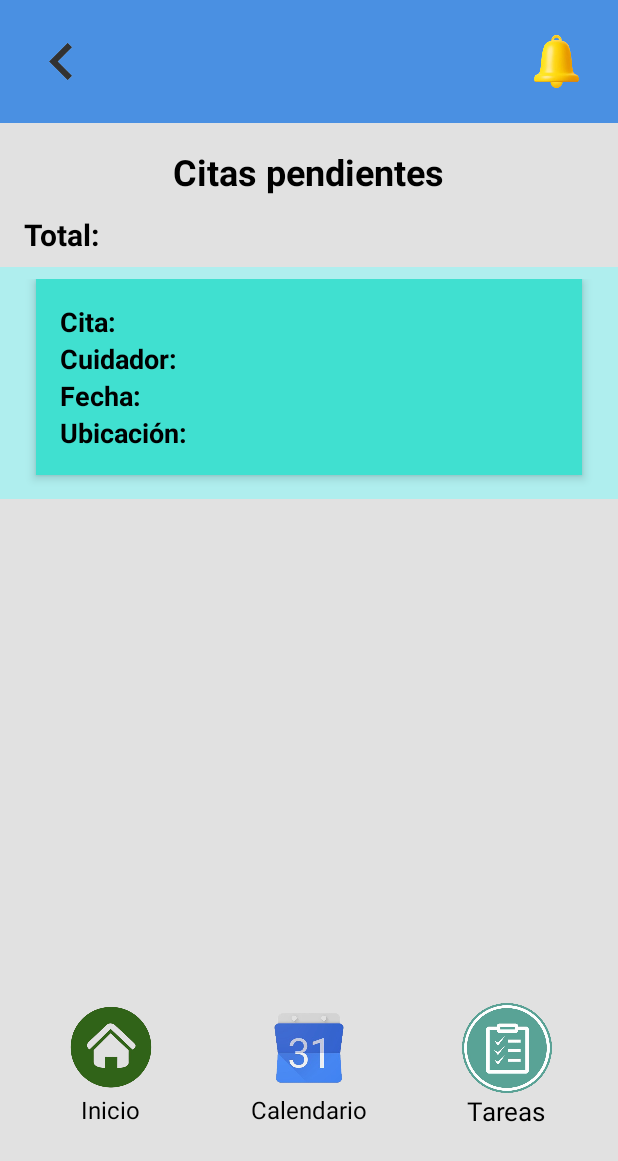
After one commit to Aperlop2/APPGestor_CAPSA, an Android app: the layout citas_pendientes.xml on its own in the app's theme, with its tools: preview values and no code run, on a phone screen of 412 x 824 dp. The commit adds this screen. Shown: the top 1161 px of the screen. Run offline under Robolectric (Android 15) with nearby library versions, the phone set to English and light mode, and no system bars.

Commit message:
Avance del diseño citas pendientes

```diff
--- /dev/null
+++ b/app/src/main/res/layout/citas_pendientes.xml
@@ -0,0 +1,203 @@
+<RelativeLayout xmlns:android="http://schemas.android.com/apk/res/android"
+    xmlns:tools="http://schemas.android.com/tools"
+    android:layout_width="match_parent"
+    android:layout_height="match_parent"
+    android:background="#E1E1E1">
+
+    <LinearLayout
+        android:id="@+id/header"
+        android:layout_width="match_parent"
+        android:layout_height="wrap_content"
+        android:background="#4A90E2"
+        android:orientation="horizontal"
+        android:padding="16dp">
+
+        <ImageButton
+            android:id="@+id/btn_back"
+            android:layout_width="50dp"
+            android:layout_height="50dp"
+            android:background="@drawable/regresar"
+            android:contentDescription="@string/regresar"
+            tools:ignore="ImageContrastCheck,TouchTargetSizeCheck" />
+
+        <View
+            android:layout_width="0dp"
+            android:layout_height="match_parent"
+            android:layout_weight="1" />
+
+        <ImageButton
+            android:id="@+id/btn_notifications"
+            android:layout_width="50dp"
+            android:layout_height="50dp"
+            android:background="@drawable/ic_notificaciones"
+            android:contentDescription="@string/notificaciones"
+            tools:ignore="ImageContrastCheck,TouchTargetSizeCheck" />
+    </LinearLayout>
+
+    <TextView
+        android:id="@+id/tv_main_title"
+        android:layout_width="wrap_content"
+        android:layout_height="wrap_content"
+        android:layout_below="@id/header"
+        android:layout_centerHorizontal="true"
+        android:layout_marginTop="16dp"
+        android:text="@string/citas_pendientes_cuidador"
+        android:textColor="#000000"
+        android:textSize="24sp"
+        android:textStyle="bold" />
+
+    <TextView
+        android:id="@+id/tv_total_citas"
+        android:layout_width="wrap_content"
+        android:layout_height="wrap_content"
+        android:layout_below="@id/tv_main_title"
+        android:layout_marginStart="16dp"
+        android:layout_marginTop="12dp"
+        android:text="@string/total"
+        android:textColor="#000000"
+        android:textSize="20sp"
+        android:textStyle="bold" />
+
+    <ScrollView
+        android:layout_width="match_parent"
+        android:layout_height="wrap_content"
+        android:layout_below="@id/tv_total_citas"
+        android:layout_marginTop="8dp">
+
+        <LinearLayout
+            android:id="@+id/list_citas"
+            android:layout_width="match_parent"
+            android:layout_height="wrap_content"
+            android:orientation="vertical"
+            android:background="#AFEEEE"
+            android:padding="8dp">
+
+            <LinearLayout
+                android:layout_width="match_parent"
+                android:layout_height="wrap_content"
+                android:orientation="vertical"
+                android:background="#40E0D0"
+                android:padding="16dp"
+                android:layout_marginBottom="8dp"
+                android:layout_marginHorizontal="16dp"
+                android:elevation="4dp">
+
+                <TextView
+                    android:layout_width="wrap_content"
+                    android:layout_height="wrap_content"
+                    android:text="@string/cita"
+                    android:textColor="#000000"
+                    android:textSize="18sp"
+                    android:textStyle="bold" />
+
+                <TextView
+                    android:layout_width="wrap_content"
+                    android:layout_height="wrap_content"
+                    android:text="@string/cuidador"
+                    android:textColor="#000000"
+                    android:textStyle="bold"
+                    android:textSize="18sp" />
+
+                <TextView
+                    android:layout_width="wrap_content"
+                    android:layout_height="wrap_content"
+                    android:text="@string/fecha"
+                    android:textColor="#000000"
+                    android:textStyle="bold"
+                    android:textSize="18sp" />
+
+                <TextView
+                    android:layout_width="wrap_content"
+                    android:layout_height="wrap_content"
+                    android:text="@string/ubicacion_cuidador"
+                    android:textColor="#000000"
+                    android:textStyle="bold"
+                    android:textSize="18sp" />
+            </LinearLayout>
+        </LinearLayout>
+    </ScrollView>
+
+    <LinearLayout
+        android:id="@+id/menu_inferior"
+        android:layout_width="match_parent"
+        android:layout_height="wrap_content"
+        android:layout_alignParentBottom="true"
+        android:layout_marginBottom="63dp"
+        android:orientation="horizontal"
+        android:padding="8dp"
+        android:weightSum="3"
+        tools:ignore="DisableBaselineAlignment">
+
+        <!-- Botón de Inicio -->
+        <LinearLayout
+            android:layout_width="0dp"
+            android:layout_height="wrap_content"
+            android:layout_weight="1"
+            android:gravity="center"
+            android:orientation="vertical">
+
+            <ImageButton
+                android:id="@+id/btn_inicio"
+                android:layout_width="60dp"
+                android:layout_height="60dp"
+                android:background="@drawable/ic_inicio"
+                android:contentDescription="@string/inicio"
+                tools:ignore="DuplicateSpeakableTextCheck" />
+
+            <TextView
+                android:layout_width="wrap_content"
+                android:layout_height="wrap_content"
+                android:text="@string/inicio"
+                android:textColor="#000000"
+                android:textSize="16sp" />
+        </LinearLayout>
+
+        <LinearLayout
+            android:layout_width="0dp"
+            android:layout_height="wrap_content"
+            android:layout_weight="1"
+            android:gravity="center"
+            android:orientation="vertical">
+
+            <ImageButton
+                android:id="@+id/btn_calendario"
+                android:layout_width="60dp"
+                android:layout_height="60dp"
+                android:background="@drawable/calendario"
+                android:contentDescription="@string/calendario"
+                tools:ignore="DuplicateSpeakableTextCheck,ImageContrastCheck" />
+
+            <TextView
+                android:layout_width="wrap_content"
+                android:layout_height="wrap_content"
+                android:text="@string/calendario"
+                android:textColor="#000000"
+                android:textSize="16sp" />
+        </LinearLayout>
+
+        <LinearLayout
+            android:layout_width="0dp"
+            android:layout_height="wrap_content"
+            android:layout_weight="1"
+            android:gravity="center"
+            android:orientation="vertical">
+
+            <ImageButton
+                android:id="@+id/btn_tareas"
+                android:layout_width="60dp"
+                android:layout_height="60dp"
+                android:background="@drawable/ic_tareas"
+                android:contentDescription="@string/tareas"
+                tools:ignore="DuplicateSpeakableTextCheck,ImageContrastCheck" />
+
+            <TextView
+                android:layout_width="wrap_content"
+                android:layout_height="wrap_content"
+                android:text="@string/tareas"
+                android:textColor="#000000"
+                android:textSize="17sp" />
+        </LinearLayout>
+
+    </LinearLayout>
+
+</RelativeLayout>
--- a/app/src/main/res/values/strings.xml
+++ b/app/src/main/res/values/strings.xml
@@ -31,5 +31,14 @@
     <string name="ubicacion_ubicacion">Ubicación: [Ubicación]</string>
     <string name="especialidad_especialidad">Especialidad: [Especialidad]</string>
     <string name="evidencia_placeholder">Evidencia del cuidador</string>
+    <string name="citas_pendientes_cuidador">Citas pendientes</string>
+    <string name="total">Total:</string>
+    <string name="cita">Cita:</string>
+    <string name="cuidador">Cuidador:</string>
+    <string name="fecha">Fecha:</string>
+    <string name="ubicacion_cuidador">Ubicación:</string>
+    <string name="inicio">Inicio</string>
+    <string name="calendario">Calendario</string>
+    <string name="tareas">Tareas</string>
 
 </resources>
```
Also changed, not shown: app/src/main/res/drawable/calendario.png (added), app/src/main/res/drawable/ic_inicio.png (added), app/src/main/res/drawable/ic_tareas.png (added).
